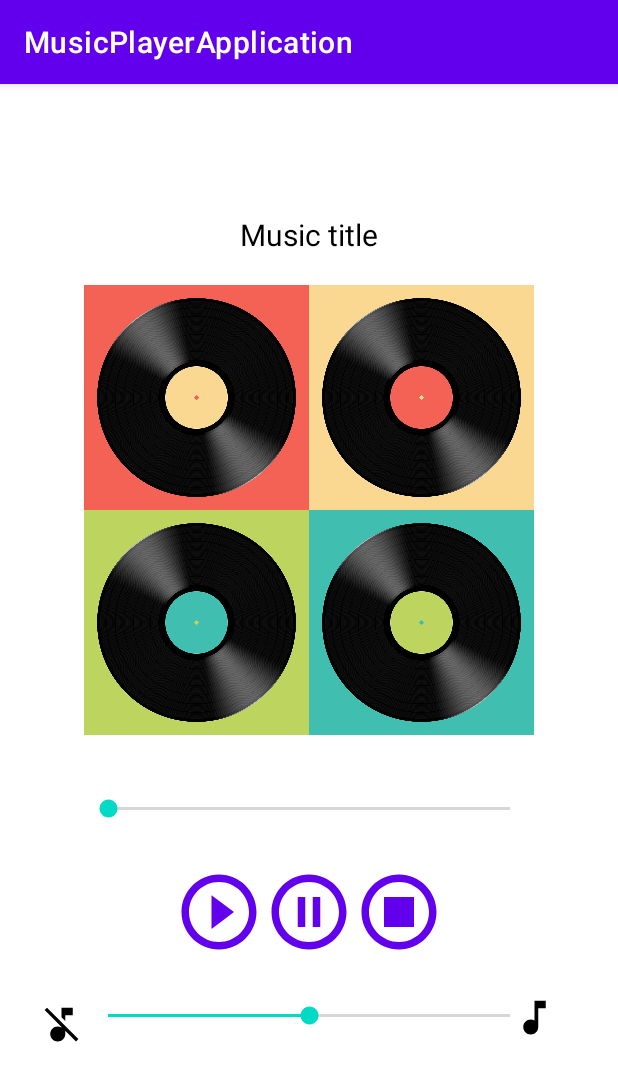
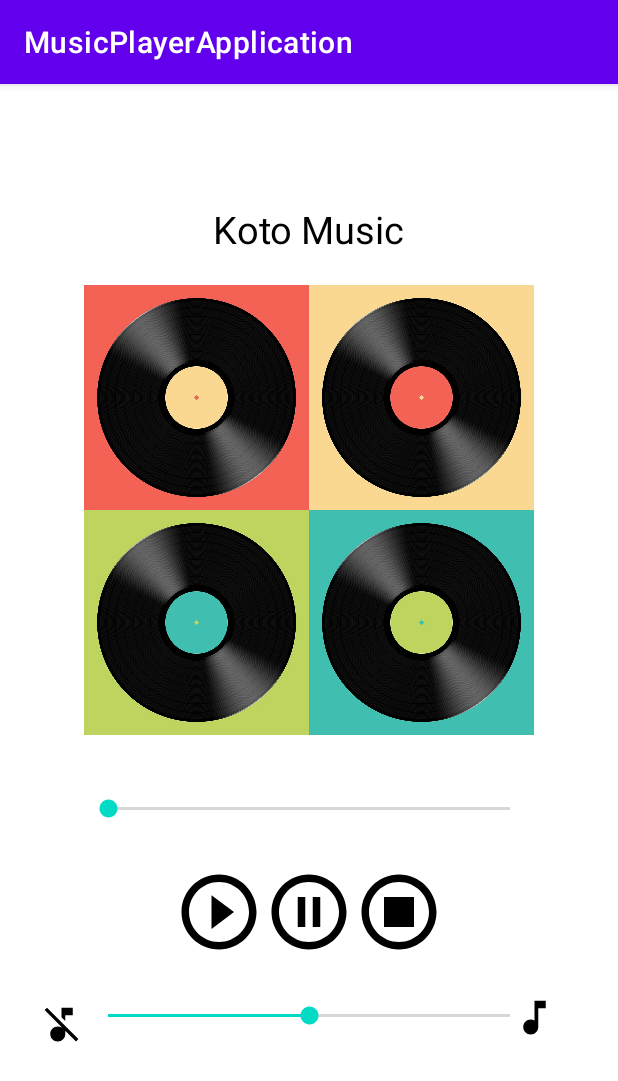
Before and after one commit to manekineko17/MusicPlayer-Android, an Android app: the screen it shows after launch (MainActivity), on a phone screen of 412 x 824 dp. Shown: the top 1081 px of the screen. Run offline under Robolectric (Android 15) with nearby library versions, the phone set to English and light mode, and no system bars.

Commit message:
button update+ new screenshot

```diff
--- a/app/src/main/res/drawable/ic_baseline_play_circle_outline_24.xml
+++ b/app/src/main/res/drawable/ic_baseline_play_circle_outline_24.xml
@@ -5,6 +5,6 @@
     android:viewportWidth="24"
     android:viewportHeight="24">
     <path
-        android:fillColor="@android:color/white"
+        android:fillColor="@android:color/black"
         android:pathData="M10,16.5l6,-4.5 -6,-4.5v9zM12,2C6.48,2 2,6.48 2,12s4.48,10 10,10 10,-4.48 10,-10S17.52,2 12,2zM12,20c-4.41,0 -8,-3.59 -8,-8s3.59,-8 8,-8 8,3.59 8,8 -3.59,8 -8,8z" />
 </vector>
--- a/app/src/main/res/drawable/ic_outline_stop_circle_24.xml
+++ b/app/src/main/res/drawable/ic_outline_stop_circle_24.xml
@@ -1,6 +1,6 @@
-<vector android:height="50dp" android:tint="?attr/colorControlNormal"
+<vector android:height="50dp" android:tint="#000000"
     android:viewportHeight="24" android:viewportWidth="24"
     android:width="50dp" xmlns:android="http://schemas.android.com/apk/res/android">
-    <path android:fillColor="@android:color/white" android:pathData="M8,8h8v8h-8z"/>
-    <path android:fillColor="@android:color/white" android:pathData="M12,2C6.48,2 2,6.48 2,12s4.48,10 10,10s10,-4.48 10,-10S17.52,2 12,2zM12,20c-4.41,0 -8,-3.59 -8,-8c0,-4.41 3.59,-8 8,-8s8,3.59 8,8C20,16.41 16.41,20 12,20z"/>
+    <path android:fillColor="@android:color/black" android:pathData="M8,8h8v8h-8z"/>
+    <path android:fillColor="@android:color/black" android:pathData="M12,2C6.48,2 2,6.48 2,12s4.48,10 10,10s10,-4.48 10,-10S17.52,2 12,2zM12,20c-4.41,0 -8,-3.59 -8,-8c0,-4.41 3.59,-8 8,-8s8,3.59 8,8C20,16.41 16.41,20 12,20z"/>
 </vector>
--- a/app/src/main/res/layout/activity_main.xml
+++ b/app/src/main/res/layout/activity_main.xml
@@ -11,9 +11,9 @@
         android:id="@+id/title"
         android:layout_width="wrap_content"
         android:layout_height="wrap_content"
-        android:text="Music title"
+        android:text="Koto Music"
         android:textColor="@color/black"
-        android:textSize="20sp"
+        android:textSize="25sp"
         android:layout_marginBottom="20dp"
         app:layout_constraintBottom_toTopOf="@id/image"
         app:layout_constraintRight_toRightOf="@id/image"
@@ -55,7 +55,7 @@
         app:layout_constraintRight_toRightOf="@id/musicSeekbar"
         app:layout_constraintTop_toBottomOf="@id/musicSeekbar" />
 
-    <Button
+    <androidx.appcompat.widget.AppCompatButton
         android:id="@+id/playButton"
         android:layout_width="60dp"
         android:layout_height="60dp"
@@ -66,7 +66,7 @@
         app:layout_constraintLeft_toLeftOf="@id/musicSeekbar"
         app:layout_constraintTop_toBottomOf="@id/musicSeekbar" />
 
-    <Button
+    <androidx.appcompat.widget.AppCompatButton
         android:id="@+id/stopButton"
         android:layout_width="60dp"
         android:layout_height="60dp"
@@ -77,7 +77,7 @@
         app:layout_constraintRight_toRightOf="@id/musicSeekbar"
         app:layout_constraintTop_toBottomOf="@id/musicSeekbar" />
 
-    <Button
+    <androidx.appcompat.widget.AppCompatButton
         android:id="@+id/pauseButton"
         android:layout_width="60dp"
         android:layout_height="60dp"
```
Also changed, not shown: 2 other files.
